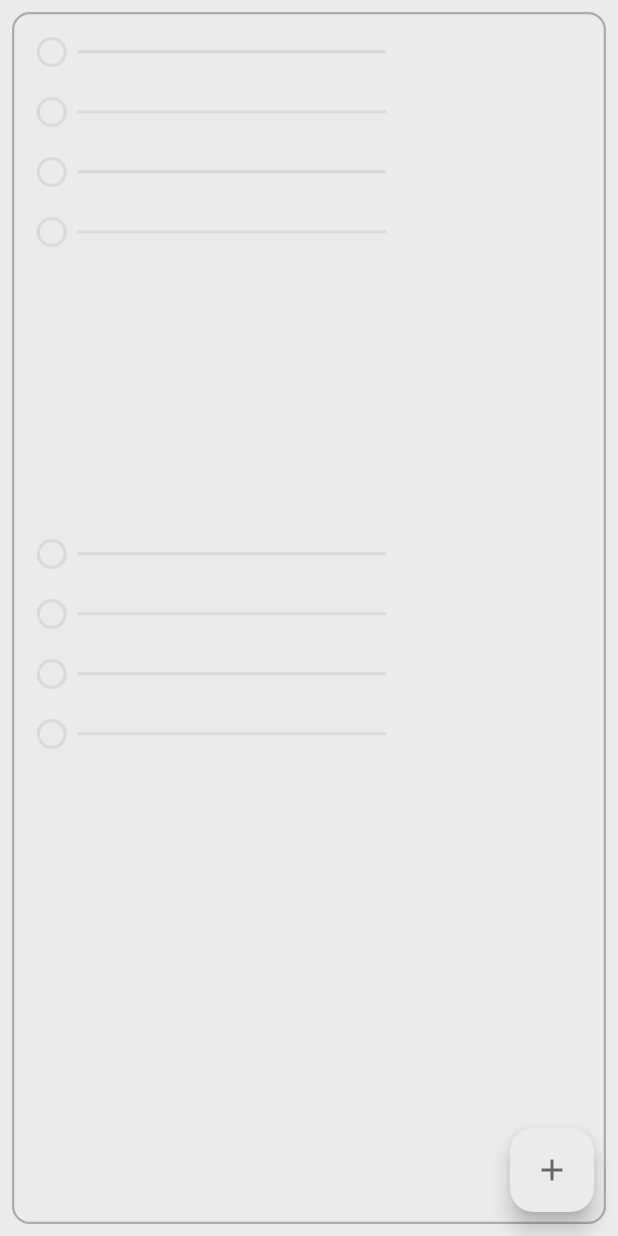
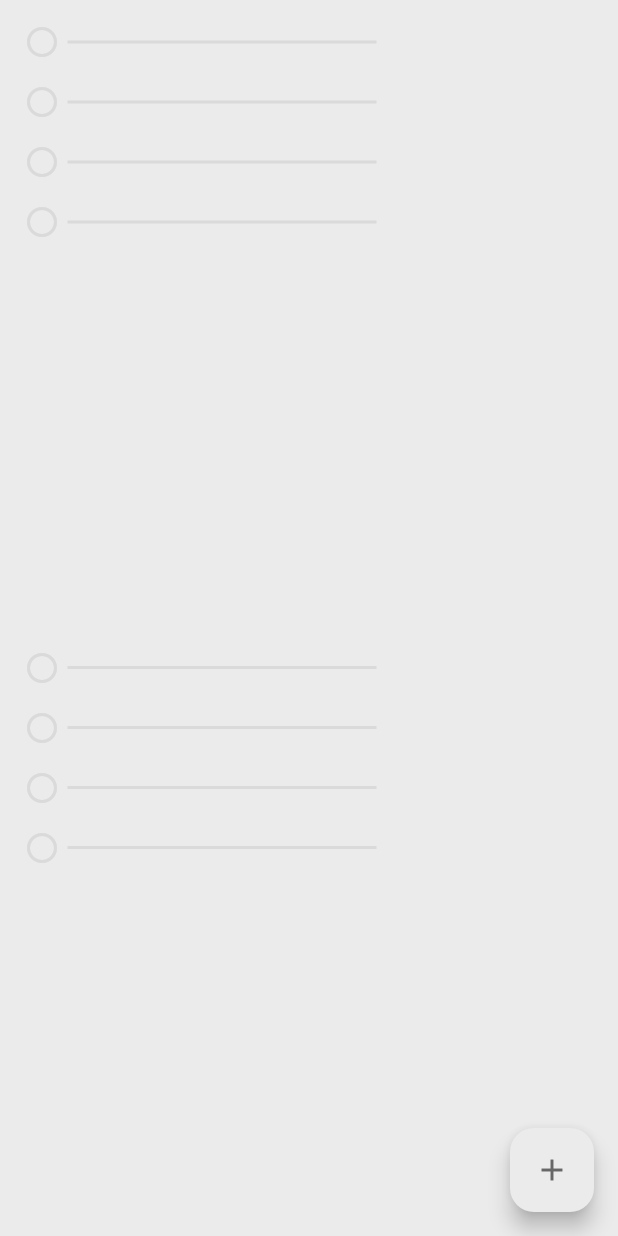
Before and after one commit to pierre-gomes/req-livestream-helper, a Flutter app: the screen it shows after launch, on a phone screen of 412 x 824 dp. Run offline on Flutter 3.47's test engine with Material 3 defaults, Android fonts, the phone set to English and light mode, and no system bars; our stand-ins replace get_it; missing offline and left inert: window_size.

Commit message:
feat: windows size fixed + ui tweaks

```diff
--- a/lib/main.dart
+++ b/lib/main.dart
@@ -2,13 +2,19 @@ import 'package:flutter/material.dart';
 import 'package:get_it/get_it.dart';
 import 'package:req_livestream_helper/src/app.dart';
 import 'package:req_livestream_helper/src/services/dependency_service.dart';
+import 'package:window_size/window_size.dart';
 
 /// global acces to SeviceLocator
 GetIt? getIt;
 
 void main() {
+  WidgetsFlutterBinding.ensureInitialized();
+
   getIt = DependencyService.getIt;
   DependencyService.init();
 
+  setWindowMinSize(Size(750, 500));
+  setWindowMaxSize(Size(750, 500));
+
   runApp(LiveStreamHelper());
 }
--- a/lib/src/app.dart
+++ b/lib/src/app.dart
@@ -16,6 +16,7 @@ class _LiveStreamHelperState extends State<LiveStreamHelper> {
   Widget build(BuildContext context) {
     return MaterialApp(
       title: Constants.APP_LABEL,
+      debugShowCheckedModeBanner: false,
       theme: ThemeData(
         colorScheme: ColorScheme.fromSeed(seedColor: Colors.deepPurple),
       ),
--- a/lib/src/view/components/data_listing/excel_loaded_files_listing.dart
+++ b/lib/src/view/components/data_listing/excel_loaded_files_listing.dart
@@ -8,7 +8,7 @@ class ExcelLoadedFilesListingPlaceHolder extends StatelessWidget {
   @override
   Widget build(BuildContext context) {
     return BaseScrollViewList(
-      height: MediaQuery.of(context).size.height * 0.4,
+      height: MediaQuery.of(context).size.height * 0.5,
       data: ["", "", "", ""],
       cardWidget:
           ({item}) => Padding(
--- a/lib/src/view/components/data_listing/loaded_data_listing.dart
+++ b/lib/src/view/components/data_listing/loaded_data_listing.dart
@@ -16,11 +16,7 @@ class LoadedDataListing extends StatefulWidget {
 class _LoadedDataListingState extends State<LoadedDataListing> {
   @override
   Widget build(BuildContext context) {
-    return RoundedBorderWrap(
-      padding: 5,
-      backgroundColor: Colors.transparent,
-      borderColor: AppTheme.primaryBorderColor,
-      child: Column(
+    return Column(
       spacing: 5,
       children: [
         widget.appController.isExcelFileCacheEmpty()
@@ -30,7 +26,6 @@ class _LoadedDataListingState extends State<LoadedDataListing> {
             ? PackageOrderLoadedListingPlaceHolder()
             : PackageOrderLoadedListing(),
       ],
-      ),
     );
   }
 }
--- a/pubspec.yaml
+++ b/pubspec.yaml
@@ -36,6 +36,7 @@ dependencies:
   # Use with the CupertinoIcons class for iOS style icons.
   cupertino_icons: ^1.0.8
   get_it: ^8.0.3
+  window_size: ^0.1.0
 
 dev_dependencies:
   flutter_test:
```
Also changed, not shown: pubspec.lock, 2 other files. Lines whose indentation alone changed are shown as unchanged.
